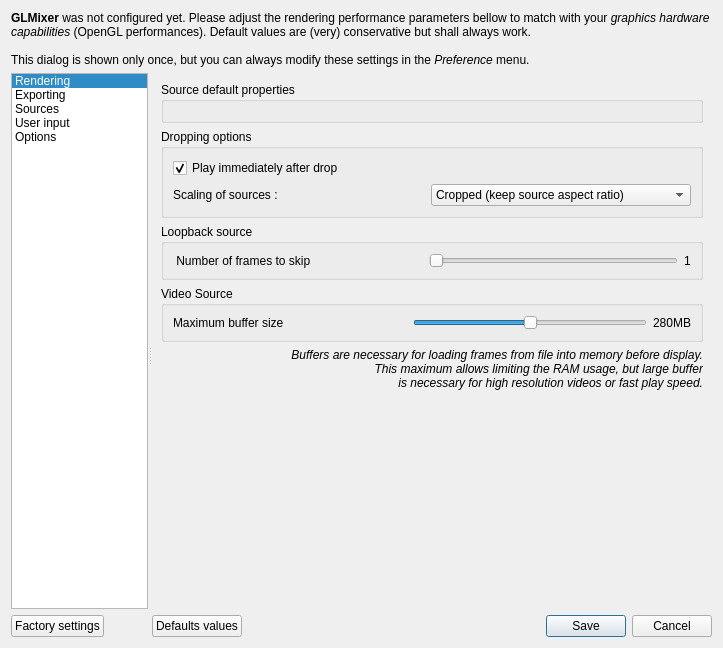
markus-wa/glmixer-mirror, file src/UserPreferencesDialog.ui: the form before one commit.
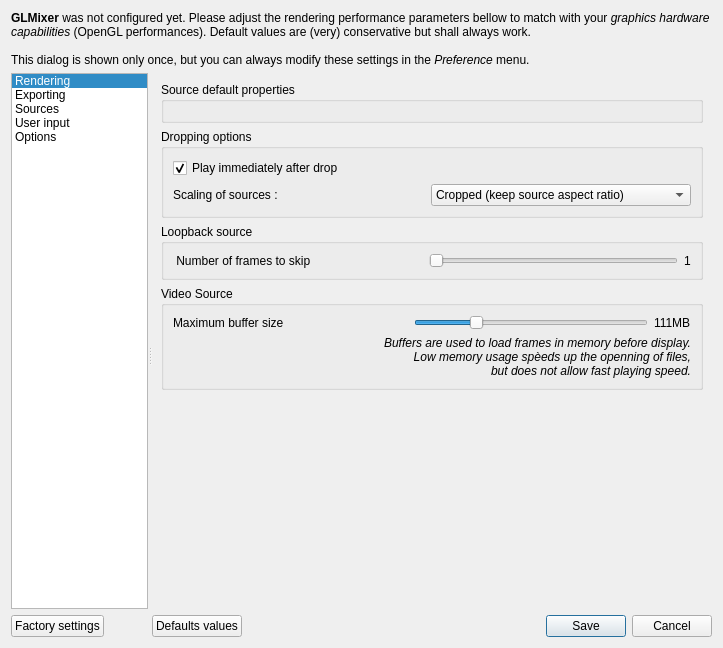
The form after the commit. The open tabs and pages were chosen to show the change. Icons and pictures are not drawn. Custom widgets are drawn as their Qt base class.

Commit message: Optimized memory usage RAM policy for video file and Various interface improvements.

```diff
--- a/src/UserPreferencesDialog.ui
+++ b/src/UserPreferencesDialog.ui
@@ -1070,6 +1070,8 @@
              <property name="title">
               <string>Video Source</string>
              </property>
+             <layout class="QGridLayout" name="gridLayout_2">
+              <item row="0" column="0">
              <layout class="QHBoxLayout" name="horizontalLayout_8">
               <item>
                <widget class="QLabel" name="label_10">
@@ -1093,7 +1095,7 @@
                  <number>100</number>
                 </property>
                 <property name="value">
-                 <number>50</number>
+                   <number>25</number>
                 </property>
                 <property name="orientation">
                  <enum>Qt::Horizontal</enum>
@@ -1103,24 +1105,26 @@
               <item>
                <widget class="QLabel" name="MemoryUsageMaximumLabel">
                 <property name="text">
-                 <string>280MB</string>
+                   <string>111MB</string>
                 </property>
                </widget>
               </item>
              </layout>
-            </widget>
-           </item>
-           <item>
+              </item>
+              <item row="1" column="0">
             <widget class="QLabel" name="label_12">
              <property name="styleSheet">
               <string notr="true">font: italic 9pt;</string>
              </property>
              <property name="text">
-              <string>&lt;html&gt;&lt;head/&gt;&lt;body&gt;&lt;p&gt;Buffers are necessary for loading frames from file into memory before display.&lt;br/&gt;This maximum allows limiting the RAM usage, but large buffer &lt;br/&gt;is necessary for high resolution videos or fast play speed.&lt;/p&gt;&lt;/body&gt;&lt;/html&gt;</string>
+                 <string>&lt;html&gt;&lt;head/&gt;&lt;body&gt;&lt;p&gt;Buffers are used to load frames in memory before display.&lt;br/&gt;Low memory usage spèeds up the openning of files,&lt;br/&gt;but does not allow fast playing speed.&lt;/p&gt;&lt;/body&gt;&lt;/html&gt;</string>
              </property>
              <property name="alignment">
               <set>Qt::AlignRight|Qt::AlignTrailing|Qt::AlignVCenter</set>
              </property>
+               </widget>
+              </item>
+             </layout>
             </widget>
            </item>
            <item>
```
Lines whose indentation alone changed are shown as unchanged. The commit also changes 5 other files.
